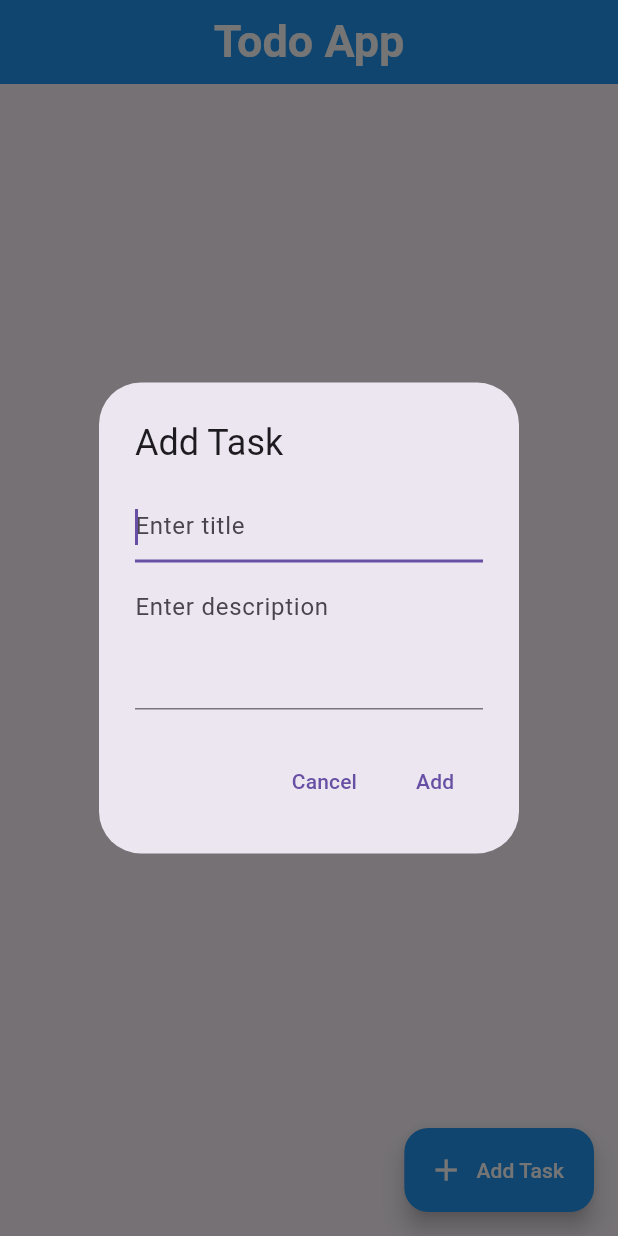
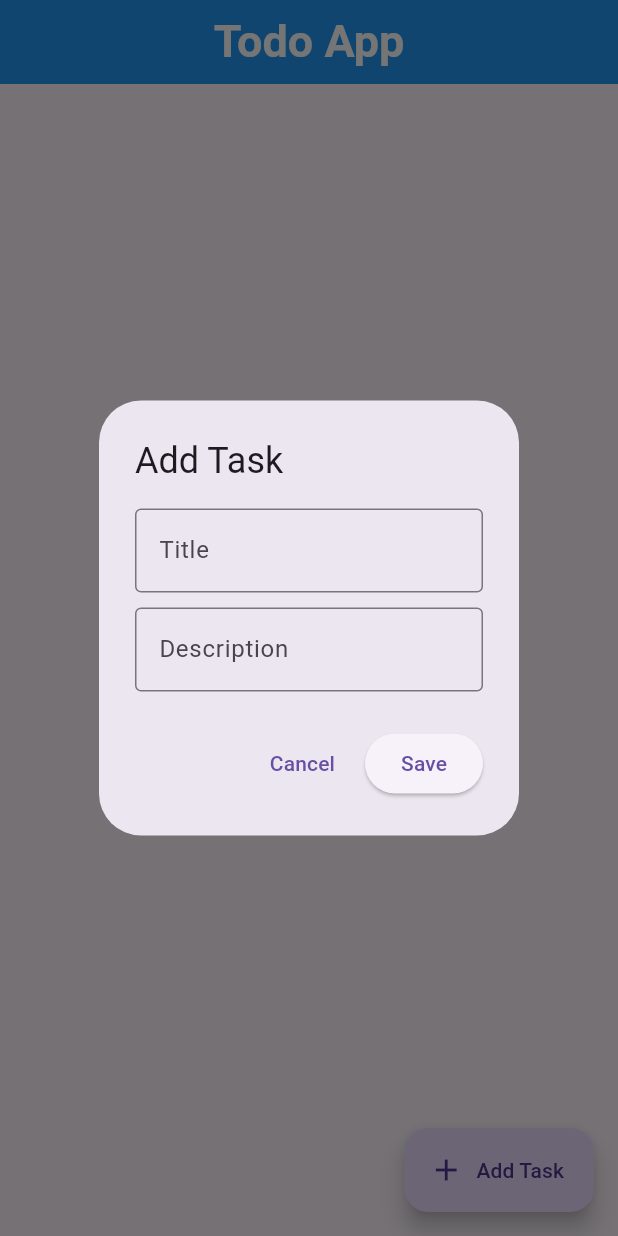
Before and after one commit to arunjoshuaa/flutter_todo_app, a Flutter app: the screen it shows after launch, after a tap on "Add Task", on a phone screen of 412 x 824 dp. Run offline on Flutter 3.47's test engine with Material 3 defaults, Android fonts, the phone set to English and light mode, and no system bars.

Commit message:
implemented provider state managment to manage all widget states and sperated the alert dialuge to custom widget to make the home screen stays cleaner

```diff
--- a/lib/main.dart
+++ b/lib/main.dart
@@ -1,8 +1,12 @@
 import 'package:flutter/material.dart';
+import 'package:provider/provider.dart';
+import 'package:to_do_application/providers/todo_provider.dart';
 import 'package:to_do_application/screens/todo_screen.dart';
 
 void main(List<String> args) {
-  runApp(MyApp());
+  runApp(ChangeNotifierProvider(
+    create: (_)=>TodoProvider(),
+    child: const MyApp()));
 }
 class MyApp extends StatelessWidget {
   const MyApp({super.key});
--- a/lib/models/todo.dart
+++ b/lib/models/todo.dart
@@ -0,0 +1,11 @@
+class Todo {
+  String title;
+  String description;
+  bool completed;
+
+  Todo({
+    required this.title,
+    required this.description,
+    this.completed = false,
+  });
+}
--- a/lib/screens/todo_screen.dart
+++ b/lib/screens/todo_screen.dart
@@ -1,155 +1,51 @@
 import 'package:flutter/material.dart';
+import 'package:provider/provider.dart';
+import 'package:to_do_application/widgets/custom_dialuge.dart';
+import '../providers/todo_provider.dart';
 
-class HomeScreen extends StatefulWidget {
+
+class HomeScreen extends StatelessWidget {
   const HomeScreen({super.key});
 
-  @override
-  State<HomeScreen> createState() => _HomeScreenState();
-}
+  void openTaskDialog(BuildContext context, {int taskIndex = -1}) {
+    final todoProvider = Provider.of<TodoProvider>(context, listen: false);
+    final task = taskIndex == -1 ? null : todoProvider.todos[taskIndex];
 
-class _HomeScreenState extends State<HomeScreen> {
-final List<Map<String, dynamic>> todoList = [];
-final TextEditingController titleController = TextEditingController();
-final TextEditingController descriptionController = TextEditingController();
-String? titleError;
-String? descriptionError;
-
-@override
-void dispose() {
-  titleController.dispose();
-  descriptionController.dispose();
-  super.dispose();
-}
-
-  int taskIndex=-1;
-
-addTask(String title, String description) {
-  setState(() {
-    todoList.add({
-      'title': title,
-      'description': description,
-       'completed': false,
-    });
-    titleController.clear();
-    descriptionController.clear();
-  });
-}
-
-updateTask(String title, String description, int index) {
-  setState(() {
-    todoList[index] = {
-      'title': title,
-      'description': description,
-       'completed': todoList[index]['completed'],
-    };
-    taskIndex = -1;
-    titleController.clear();
-    descriptionController.clear();
-  });
-}
-      deleteTask(int index){
-      setState(() {
-        todoList.removeAt(index);
-      });
-  }
-void showTaskDialog(BuildContext context) {
-    setState(() {
-    // Reset errors on dialog open
-    titleError = null;
-    descriptionError = null;
-  });
     showDialog(
       context: context,
-    builder: (context) {
-      return StatefulBuilder(
-         builder: (context, setState) {
-        return AlertDialog(
-          title: Text(taskIndex == -1 ? 'Add Task' : 'Edit Task'),
-          content: SingleChildScrollView(
-            child: Column(
-              children: [
-                TextField(
-                  controller: titleController,
-                  autofocus: true,
-                  decoration: InputDecoration(hintText: "Enter title",errorText: titleError),
-                      //                onChanged: (value) {
-                      //   if (value.trim().isNotEmpty && titleError != null) {
-                      //     setState(() {
-                      //       titleError = null;
-                      //     });
-                      //   }
-                      // },
+      builder: (_) => TaskDialog(
+        taskIndex: taskIndex,
+        initialTitle: task?.title,
+        initialDescription: task?.description,
       ),
-                SizedBox(height: 10),
-                TextField(
-                  controller: descriptionController,
-                  maxLines: 3,
-                  decoration: InputDecoration(hintText: "Enter description",errorText: descriptionError),
-
-                ),
-              ],
-            ),
-          ),
-          actions: [
-            TextButton(
-              onPressed: () {
-                Navigator.of(context).pop();
-                titleController.clear();
-                descriptionController.clear();
-                taskIndex = -1;
-              },
-              child: Text('Cancel'),
-            ),
-            TextButton(
-              onPressed: () {
-                final title = titleController.text.trim();
-                final desc = descriptionController.text.trim();
-
-                if (title.isEmpty || desc.isEmpty) {
-                    setState(() {
-                      titleError = title.isEmpty ? 'Title cannot be empty' : null;
-                      descriptionError = desc.isEmpty ? 'Description cannot be empty' : null;
-                    });
-            // If either field is invalid, don't proceed
-                    if (titleError != null || descriptionError != null) return;
-
-                }
-
-                Navigator.of(context).pop();
-
-                if (taskIndex == -1) {
-                  addTask(title, desc);
-                } else {
-                  updateTask(title, desc, taskIndex);
-                }
-              },
-              child: Text(taskIndex == -1 ? 'Add' : 'Update'),
-            ),
-          ],
-        );
-         }
-      );
-    },
     );
   }
 
-
   @override
   Widget build(BuildContext context) {
-    return  Scaffold(
+    final todoProvider = Provider.of<TodoProvider>(context);
+    final todoList = todoProvider.todos;
+
+    return Scaffold(
       appBar: AppBar(
-        title: Text("Todo App",style: TextStyle(fontWeight: FontWeight.bold,
-            fontSize: 30,),),
+        title: const Text(
+          "Todo App",
+          style: TextStyle(fontWeight: FontWeight.bold, fontSize: 30),
+        ),
         centerTitle: true,
         backgroundColor: Colors.blue,
         foregroundColor: Colors.white,
       ),
-      body: Container(
-        margin: EdgeInsets.all(10),
-        child: Column(
-          children: [
-            Expanded(child:
-ListView.builder(
+      body: todoList.isEmpty
+          ? const Center(
+              child: Text(
+                "No tasks yet. Tap + to add one!",
+                style: TextStyle(fontSize: 18, color: Colors.grey),
+              ),
+            )
+          : Container(
+              margin: const EdgeInsets.all(10),
+              child: ListView.builder(
                 itemCount: todoList.length,
                 itemBuilder: (context, index) {
                   final task = todoList[index];
@@ -158,94 +54,73 @@ ListView.builder(
                       borderRadius: BorderRadius.circular(8),
                     ),
                     color: index % 2 == 0 ? Colors.white : Colors.grey[300],
-      child: Container(
-        padding: EdgeInsets.all(10),
-        child: Row(
-          children: [
-            Expanded(
-              child: Column(
+                    child: ListTile(
+                      title: Text(
+                        task.title,
+                        style: TextStyle(
+                          fontWeight: FontWeight.bold,
+                          fontSize: 20,
+                          decoration: task.completed
+                              ? TextDecoration.lineThrough
+                              : null,
+                        ),
+                      ),
+                      subtitle: Column(
                         crossAxisAlignment: CrossAxisAlignment.start,
                         children: [
                           Text(
-                    task['title'] ?? '',
+                            task.description,
                             style: TextStyle(
-                      fontWeight: FontWeight.bold,
-                      fontSize: 20,
-                      decoration: task['completed'] ? TextDecoration.lineThrough : null,
+                              fontSize: 16,
+                              decoration: task.completed
+                                  ? TextDecoration.lineThrough
+                                  : null,
                             ),
                           ),
-                  SizedBox(height: 5),
-                  Text(
-                    task['description'] ?? '',
-                    style: TextStyle(fontSize: 16, decoration: task['completed'] ? TextDecoration.lineThrough : null, ),
-
-                  ),
-                         // Add Completed Text if the task is completed
-                  if (task['completed'])
-                    Padding(
-                      padding: const EdgeInsets.only(top: 5),
+                          if (task.completed)
+                            const Padding(
+                              padding: EdgeInsets.only(top: 5),
                               child: Text(
-                        'TaskCompleted!!!',
-                        style: TextStyle(
-                          color: Colors.green,
-                          fontWeight: FontWeight.w200,
-                        ),
+                                'Task Completed!!!',
+                                style: TextStyle(color: Colors.green),
                               ),
                             ),
                         ],
                       ),
-            ),
+                      trailing: Wrap(
+                        spacing: 10,
+                        children: [
                           IconButton(
-              onPressed: () {
-                setState(() {
-                  todoList[index]['completed'] = !todoList[index]['completed'];  // Toggle completion
-                });
-              },
+                            onPressed: () => todoProvider.toggleTask(index),
                             icon: Icon(
-                task['completed'] ? Icons.check_box : Icons.check_box_outline_blank, // Filled or empty checkbox based on completion
-                size: 30,
-                color: task['completed'] ? Colors.green : Colors.grey,
+                              task.completed
+                                  ? Icons.check_box
+                                  : Icons.check_box_outline_blank,
+                              color:
+                                  task.completed ? Colors.green : Colors.grey,
                             ),
                           ),
                           IconButton(
-              onPressed: () {
-                titleController.text = task['title'] ?? '';
-                descriptionController.text = task['description'] ?? '';
-                taskIndex = index;
-                showTaskDialog(context);
-              },
-              icon: Icon(Icons.edit, size: 30, color: Colors.lightBlueAccent),
+                            onPressed: () =>
+                                openTaskDialog(context, taskIndex: index),
+                            icon: const Icon(Icons.edit, color: Colors.blue),
                           ),
-            SizedBox(width: 10),
                           IconButton(
-              onPressed: () => deleteTask(index),
-              icon: Icon(Icons.delete, size: 30, color: Colors.red),
+                            onPressed: () => todoProvider.deleteTask(index),
+                            icon: const Icon(Icons.delete, color: Colors.red),
                           ),
                         ],
                       ),
                     ),
                   );
                 },
-)
-
-            ),
-
-          ],
               ),
             ),
       floatingActionButton: FloatingActionButton.extended(
-  onPressed: () {
-    titleController.clear();
-    descriptionController.clear();
-    taskIndex = -1;
-    showTaskDialog(context);
-  },
-  icon: Icon(Icons.add),
-  label: Text("Add Task"),
-  backgroundColor: Colors.blue,
-  foregroundColor: Colors.white,
+        onPressed: () => openTaskDialog(context),
+        icon: const Icon(Icons.add),
+        label: const Text("Add Task"),
       ),
-
     );
   }
 }
--- /dev/null
+++ b/lib/widgets/custom_dialuge.dart
@@ -0,0 +1,97 @@
+import 'package:flutter/material.dart';
+import 'package:provider/provider.dart';
+import '../providers/todo_provider.dart';
+
+class TaskDialog extends StatefulWidget {
+  final int taskIndex;
+  final String? initialTitle;
+  final String? initialDescription;
+
+  const TaskDialog({
+    super.key,
+    this.taskIndex = -1,
+    this.initialTitle,
+    this.initialDescription,
+  });
+
+  @override
+  State<TaskDialog> createState() => _TaskDialogState();
+}
+
+class _TaskDialogState extends State<TaskDialog> {
+  final _formKey = GlobalKey<FormState>();
+  late TextEditingController _titleController;
+  late TextEditingController _descController;
+
+  @override
+  void initState() {
+    super.initState();
+    _titleController = TextEditingController(text: widget.initialTitle ?? "");
+    _descController = TextEditingController(text: widget.initialDescription ?? "");
+  }
+
+  @override
+  void dispose() {
+    _titleController.dispose();
+    _descController.dispose();
+    super.dispose();
+  }
+
+  void _saveTask() {
+    if (_formKey.currentState!.validate()) {
+      final todoProvider = Provider.of<TodoProvider>(context, listen: false);
+      if (widget.taskIndex == -1) {
+        todoProvider.addTask(_titleController.text, _descController.text);
+      } else {
+        todoProvider.updateTask(widget.taskIndex, _titleController.text, _descController.text);
+      }
+      Navigator.pop(context);
+    }
+  }
+
+  @override
+  Widget build(BuildContext context) {
+    return AlertDialog(
+      title: Text(widget.taskIndex == -1 ? "Add Task" : "Edit Task"),
+      content: Form(
+        key: _formKey,
+        child: Column(
+          mainAxisSize: MainAxisSize.min,
+          children: [
+            TextFormField(
+              controller: _titleController,
+              decoration: const InputDecoration(
+                labelText: "Title",
+                border: OutlineInputBorder(),
+              ),
+              validator: (value) {
+                if (value == null || value.trim().isEmpty) {
+                  return "Please enter a title"; // 👈 Error text appears here
+                }
+                return null;
+              },
+            ),
+            const SizedBox(height: 10),
+            TextFormField(
+              controller: _descController,
+              decoration: const InputDecoration(
+                labelText: "Description",
+                border: OutlineInputBorder(),
+              ),
+              validator: (value) {
+                if (value == null || value.trim().isEmpty) {
+                  return "Please enter a description"; // 👈 Error text appears here
+                }
+                return null;
+              },
+            ),
+          ],
+        ),
+      ),
+      actions: [
+        TextButton(onPressed: () => Navigator.pop(context), child: const Text("Cancel")),
+        ElevatedButton(onPressed: _saveTask, child: const Text("Save")),
+      ],
+    );
+  }
+}
```
Also changed, not shown: lib/providers/todo_provider.dart (added, +24 -0 lines). Lines whose indentation alone changed are shown as unchanged.
